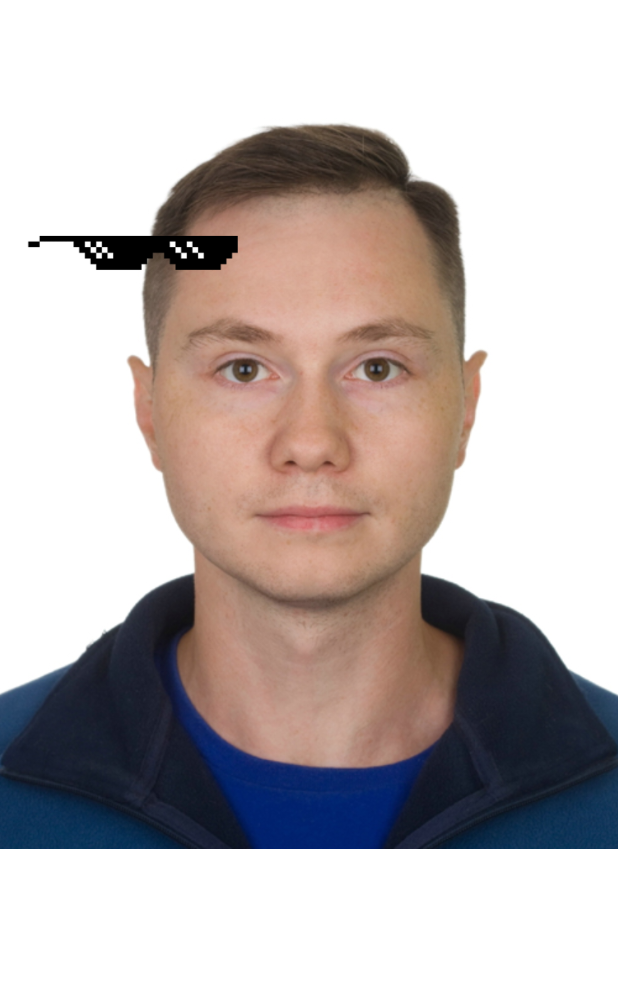
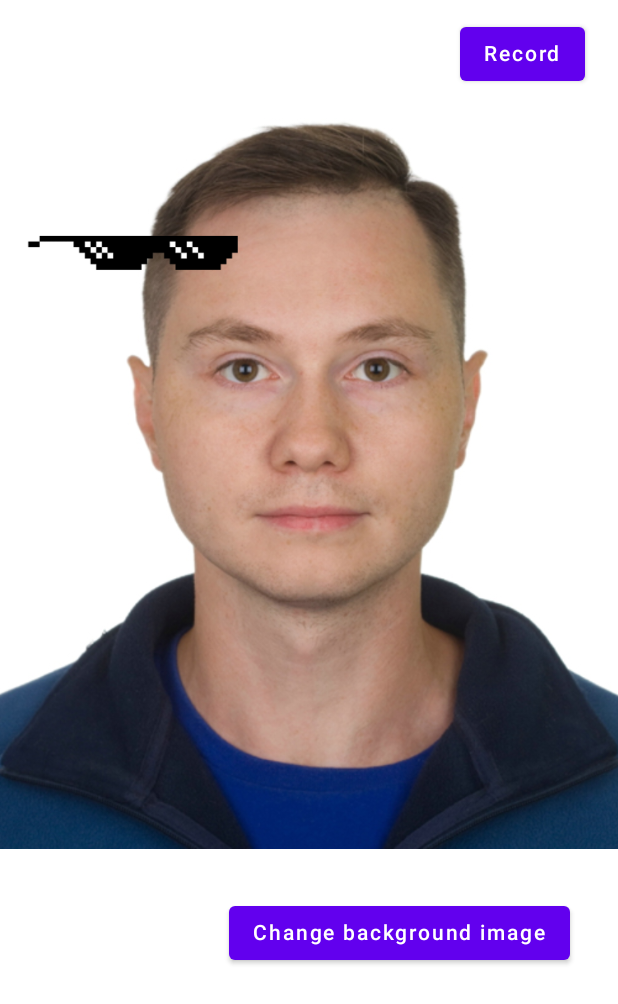
Before and after one commit to Danik911/GifApp, an Android app built with Jetpack Compose: the screen it shows after launch (MainActivity), on a phone screen of 412 x 824 dp. Shown: the top 1004 px of the screen. Run offline under Robolectric (Android 15) with nearby library versions, the phone set to English and light mode, and no system bars; our stand-ins replace constraintlayout-compose.

Commit message:
Add Header and Footer for BackgroundAsset

```diff
--- a/app/src/main/java/com/example/gifapp/ui/composable/BackgroundAsset.kt
+++ b/app/src/main/java/com/example/gifapp/ui/composable/BackgroundAsset.kt
@@ -32,7 +32,10 @@ fun BackgroundAsset() {
         val topBarHeight = remember {
             56 + 16
         }
-        Box(
+        var isRecording by remember {
+            mutableStateOf(false)
+        }
+        RecordActionBar(
             modifier = Modifier
                 .fillMaxWidth()
                 .height(topBarHeight.dp)
@@ -42,7 +45,11 @@ fun BackgroundAsset() {
                     end.linkTo(parent.end)
                 }
                 .zIndex(2f)
-                .background(Color.White)
+                .background(Color.White),
+            isRecording = isRecording,
+            updateIsRecording = {
+                isRecording = it
+            }
         )
 
         //Gif capture area
@@ -63,7 +70,7 @@ fun BackgroundAsset() {
         val bottomContainerHeight = remember {
             configuration.screenHeightDp - assetContainerHeight - topBarHeight
         }
-        Box(
+        BackgroundAssetFooter(
             modifier = Modifier
                 .fillMaxWidth()
                 .height(bottomContainerHeight.dp)
@@ -74,7 +81,11 @@ fun BackgroundAsset() {
                     bottom.linkTo(parent.bottom)
                 }
                 .zIndex(2f)
-                .background(Color.White)
+                .background(Color.White),
+            isRecording = isRecording,
+            launchImagePicker = {
+                //TODO()
+            }
         )
     }
 
--- /dev/null
+++ b/app/src/main/java/com/example/gifapp/ui/composable/BackgroundAssetFooter.kt
@@ -0,0 +1,37 @@
+package com.example.gifapp.ui.composable
+
+import androidx.compose.foundation.layout.Column
+import androidx.compose.foundation.layout.fillMaxWidth
+import androidx.compose.foundation.layout.padding
+import androidx.compose.material.Button
+import androidx.compose.material.Text
+import androidx.compose.runtime.Composable
+import androidx.compose.ui.Alignment
+import androidx.compose.ui.Modifier
+import androidx.compose.ui.unit.dp
+
+@Composable
+fun BackgroundAssetFooter(
+    modifier: Modifier,
+    isRecording: Boolean,
+    launchImagePicker: () -> Unit
+) {
+    // If bitmap capture job is not running show footer
+    if (!isRecording) {
+        Column(
+            modifier = modifier
+                .fillMaxWidth()
+                .padding(horizontal = 16.dp, vertical = 16.dp)
+        ) {
+            Button(
+                modifier = Modifier
+                    .align(Alignment.End)
+                    .padding(16.dp),
+                onClick = { launchImagePicker() },
+
+                ) {
+                Text(text = "Change background image")
+            }
+        }
+    }
+}
--- /dev/null
+++ b/app/src/main/java/com/example/gifapp/ui/composable/RecordActionBar.kt
@@ -0,0 +1,60 @@
+package com.example.gifapp.ui.composable
+
+import androidx.compose.foundation.background
+import androidx.compose.foundation.layout.*
+import androidx.compose.material.Button
+import androidx.compose.material.ButtonDefaults
+import androidx.compose.material.MaterialTheme
+import androidx.compose.material.Text
+import androidx.compose.runtime.Composable
+import androidx.compose.ui.Modifier
+import androidx.compose.ui.graphics.Color
+import androidx.compose.ui.unit.dp
+
+@Composable
+fun RecordActionBar(
+    modifier: Modifier,
+    isRecording: Boolean,
+    updateIsRecording: (Boolean) -> Unit
+) {
+    Row(
+        modifier = modifier
+            .fillMaxWidth()
+            .padding(horizontal = 16.dp, vertical = 16.dp)
+    ) {
+        Box(
+            modifier = Modifier
+                .weight(3f)
+                .height(50.dp)
+                .background(Color.Transparent)
+        ) {
+            // TODO("Add progress bar for when gif is recording)
+        }
+        RecordButton(
+            modifier = Modifier.weight(1f),
+            isRecording = isRecording,
+            updateIsRecording = updateIsRecording
+        )
+
+    }
+}
+
+@Composable
+fun RecordButton(
+    modifier: Modifier,
+    isRecording: Boolean,
+    updateIsRecording: (Boolean) -> Unit
+) {
+    Button(
+        modifier = modifier.wrapContentWidth(),
+        onClick = { updateIsRecording(!isRecording) },
+        colors = if (isRecording) {
+            ButtonDefaults.buttonColors(backgroundColor = Color.Red)
+        } else {
+            ButtonDefaults.buttonColors(backgroundColor = MaterialTheme.colors.primary)
+        }
+
+    ) {
+        Text(text = if (isRecording) "End" else "Record")
+    }
+}
```
